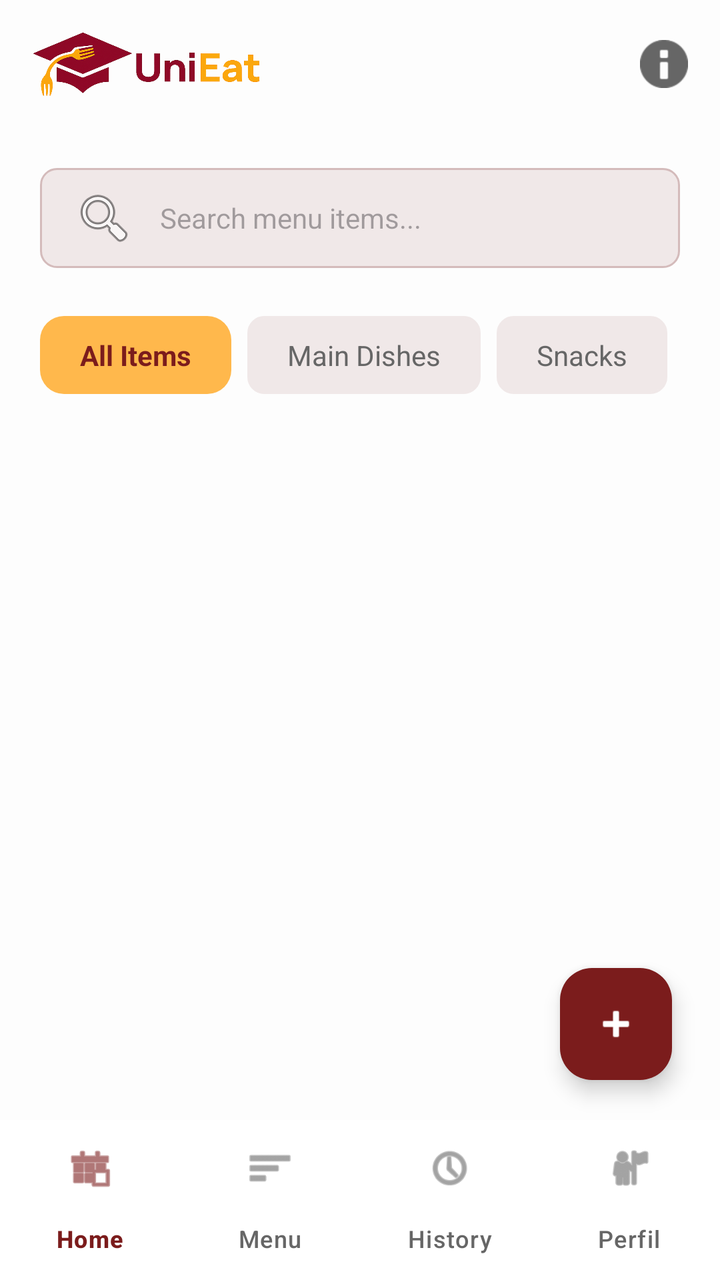
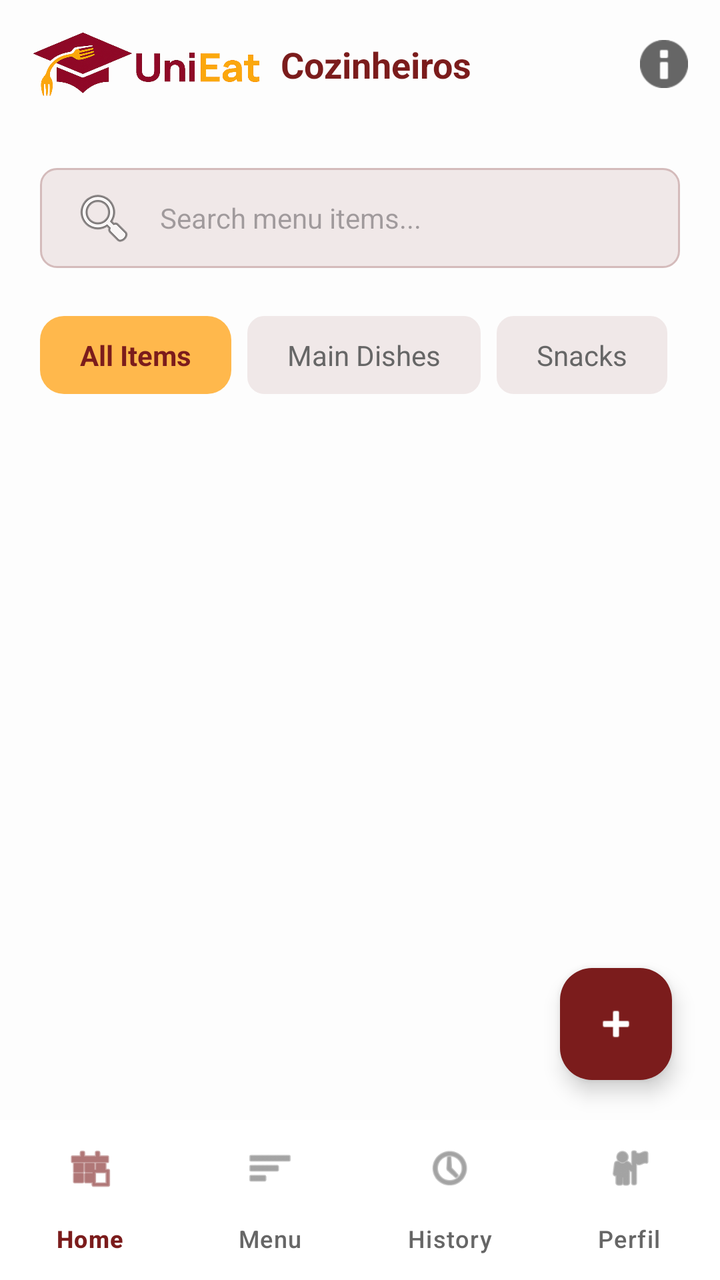

The first picture is an Android layout as it rendered before a commit; the second is the same layout after the commit. The layout source and the unified diff follow.
<!-- AndroidManifest.xml: application theme Theme.UniEat -->
<!-- res/layout/activity_kitchen_menu.xml -->
<?xml version="1.0" encoding="utf-8"?>
<androidx.constraintlayout.widget.ConstraintLayout xmlns:android="http://schemas.android.com/apk/res/android"
    xmlns:app="http://schemas.android.com/apk/res-auto"
    xmlns:tools="http://schemas.android.com/tools"
    android:layout_width="match_parent"
    android:layout_height="match_parent"
    android:background="#FDFDFD"
    android:fitsSystemWindows="true">

    
    <androidx.constraintlayout.widget.ConstraintLayout
        android:id="@+id/topBar"
        android:layout_width="match_parent"
        android:layout_height="64dp"
        android:paddingHorizontal="16dp"
        app:layout_constraintTop_toTopOf="parent">

        <ImageView
            android:layout_width="wrap_content"
            android:layout_height="32dp"
            android:src="@drawable/logo_unieat"
            android:contentDescription="UniEat"
            android:adjustViewBounds="true"
            app:layout_constraintBottom_toBottomOf="parent"
            app:layout_constraintStart_toStartOf="parent"
            app:layout_constraintTop_toTopOf="parent" />

        <ImageView
            android:layout_width="24dp"
            android:layout_height="24dp"
            android:src="@android:drawable/ic_dialog_info"
            app:layout_constraintBottom_toBottomOf="parent"
            app:layout_constraintEnd_toEndOf="parent"
            app:layout_constraintTop_toTopOf="parent"
            app:tint="#666666" />
    </androidx.constraintlayout.widget.ConstraintLayout>

    <androidx.core.widget.NestedScrollView
        android:layout_width="match_parent"
        android:layout_height="0dp"
        android:fillViewport="true"
        app:layout_constraintBottom_toTopOf="@+id/bottomNavigation"
        app:layout_constraintTop_toBottomOf="@id/topBar">

        <LinearLayout
            android:layout_width="match_parent"
            android:layout_height="wrap_content"
            android:orientation="vertical"
            android:padding="20dp">

            <EditText
                android:id="@+id/etSearch"
                android:layout_width="match_parent"
                android:layout_height="50dp"
                android:background="@drawable/shape_toggle_bg"
                android:drawableStart="@android:drawable/ic_menu_search"
                android:drawablePadding="12dp"
                android:hint="Search menu items..."
                android:inputType="text"
                android:paddingHorizontal="16dp"
                android:textSize="14sp" />

            <HorizontalScrollView
                android:layout_width="match_parent"
                android:layout_height="wrap_content"
                android:layout_marginTop="24dp"
                android:scrollbars="none">

                <LinearLayout
                    android:layout_width="wrap_content"
                    android:layout_height="wrap_content"
                    android:orientation="horizontal">

                    <TextView
                        android:id="@+id/chipAll"
                        android:layout_width="wrap_content"
                        android:layout_height="wrap_content"
                        android:layout_marginEnd="8dp"
                        android:background="@drawable/shape_badge_destaque"
                        android:backgroundTint="#FFB84C"
                        android:paddingHorizontal="20dp"
                        android:paddingVertical="10dp"
                        android:text="All Items"
                        android:textColor="#7B1C1C"
                        android:textStyle="bold" />

                    <TextView
                        android:id="@+id/chipMainDishes"
                        android:layout_width="wrap_content"
                        android:layout_height="wrap_content"
                        android:layout_marginEnd="8dp"
                        android:background="@drawable/shape_toggle_bg"
                        android:backgroundTint="#F0E8E8"
                        android:paddingHorizontal="20dp"
                        android:paddingVertical="10dp"
                        android:text="Main Dishes"
                        android:textColor="#666666" />

                    <TextView
                        android:id="@+id/chipSnacks"
                        android:layout_width="wrap_content"
                        android:layout_height="wrap_content"
                        android:layout_marginEnd="8dp"
                        android:background="@drawable/shape_toggle_bg"
                        android:backgroundTint="#F0E8E8"
                        android:paddingHorizontal="20dp"
                        android:paddingVertical="10dp"
                        android:text="Snacks"
                        android:textColor="#666666" />

                    <TextView
                        android:id="@+id/chipBeverages"
                        android:layout_width="wrap_content"
                        android:layout_height="wrap_content"
                        android:background="@drawable/shape_toggle_bg"
                        android:backgroundTint="#F0E8E8"
                        android:paddingHorizontal="20dp"
                        android:paddingVertical="10dp"
                        android:text="Beverages"
                        android:textColor="#666666" />
                </LinearLayout>
            </HorizontalScrollView>

            <LinearLayout
                android:id="@+id/dishContainer"
                android:layout_width="match_parent"
                android:layout_height="wrap_content"
                android:layout_marginTop="24dp"
                android:orientation="vertical" />
        </LinearLayout>
    </androidx.core.widget.NestedScrollView>

    <com.google.android.material.floatingactionbutton.FloatingActionButton
        android:id="@+id/btnAddDish"
        android:layout_width="wrap_content"
        android:layout_height="wrap_content"
        android:layout_marginEnd="24dp"
        android:layout_marginBottom="100dp"
        android:src="@android:drawable/ic_input_add"
        app:backgroundTint="#7B1C1C"
        app:layout_constraintBottom_toBottomOf="parent"
        app:layout_constraintEnd_toEndOf="parent"
        app:tint="#FFFFFF" />

    <com.google.android.material.bottomnavigation.BottomNavigationView
        android:id="@+id/bottomNavigation"
        android:layout_width="match_parent"
        android:layout_height="80dp"
        android:background="#FFFFFF"
        app:itemIconTint="@drawable/nav_item_color"
        app:itemTextColor="@drawable/nav_item_color"
        app:itemActiveIndicatorStyle="@style/Widget.Material3.BottomNavigationView.ActiveIndicator"
        app:itemRippleColor="@null"
        app:labelVisibilityMode="labeled"
        app:menu="@menu/kitchen_nav_menu"
        app:layout_constraintBottom_toBottomOf="parent" />

</androidx.constraintlayout.widget.ConstraintLayout>
<!-- resources referenced by this layout -->
<resources>
  <!-- drawable logo_unieat: png bitmap (drawable, 134527 bytes) -->
  <!-- drawable nav_item_color (drawable) -->
  <?xml version="1.0" encoding="utf-8"?>
  <selector xmlns:android="http://schemas.android.com/apk/res/android">
      <item android:color="#7B1C1C" android:state_checked="true" />
      <item android:color="#666666" />
  </selector>
  <!-- drawable shape_badge_destaque (drawable) -->
  <?xml version="1.0" encoding="utf-8"?>
  <shape xmlns:android="http://schemas.android.com/apk/res/android">
      <solid android:color="#FFE8B1" />
      <corners android:radius="12dp" />
  </shape>
  <!-- drawable shape_toggle_bg (drawable) -->
  <?xml version="1.0" encoding="utf-8"?>
  <shape xmlns:android="http://schemas.android.com/apk/res/android"
      android:shape="rectangle">
      <solid android:color="#F0E8E8" />
      <stroke
          android:width="1dp"
          android:color="#D4BBBB" />
      <corners android:radius="8dp" />
  </shape>
  <style name="Theme.UniEat" parent="Base.Theme.UniEat" />
  <style name="Base.Theme.UniEat" parent="Theme.Material3.Light.NoActionBar">
  </style>
</resources>

<!-- the commit's change to res/layout/activity_kitchen_menu.xml (unified diff, before → after) -->
@@ -16,6 +16,7 @@
         app:layout_constraintTop_toTopOf="parent">
 
         <ImageView
+            android:id="@+id/imgLogo"
             android:layout_width="wrap_content"
             android:layout_height="32dp"
             android:src="@drawable/logo_unieat"
@@ -23,6 +24,18 @@
             android:adjustViewBounds="true"
             app:layout_constraintBottom_toBottomOf="parent"
             app:layout_constraintStart_toStartOf="parent"
+            app:layout_constraintTop_toTopOf="parent" />
+
+        <TextView
+            android:layout_width="wrap_content"
+            android:layout_height="wrap_content"
+            android:layout_marginStart="10dp"
+            android:text="Cozinheiros"
+            android:textColor="#7B1C1C"
+            android:textSize="18sp"
+            android:textStyle="bold"
+            app:layout_constraintBottom_toBottomOf="parent"
+            app:layout_constraintStart_toEndOf="@id/imgLogo"
             app:layout_constraintTop_toTopOf="parent" />
 
         <ImageView
